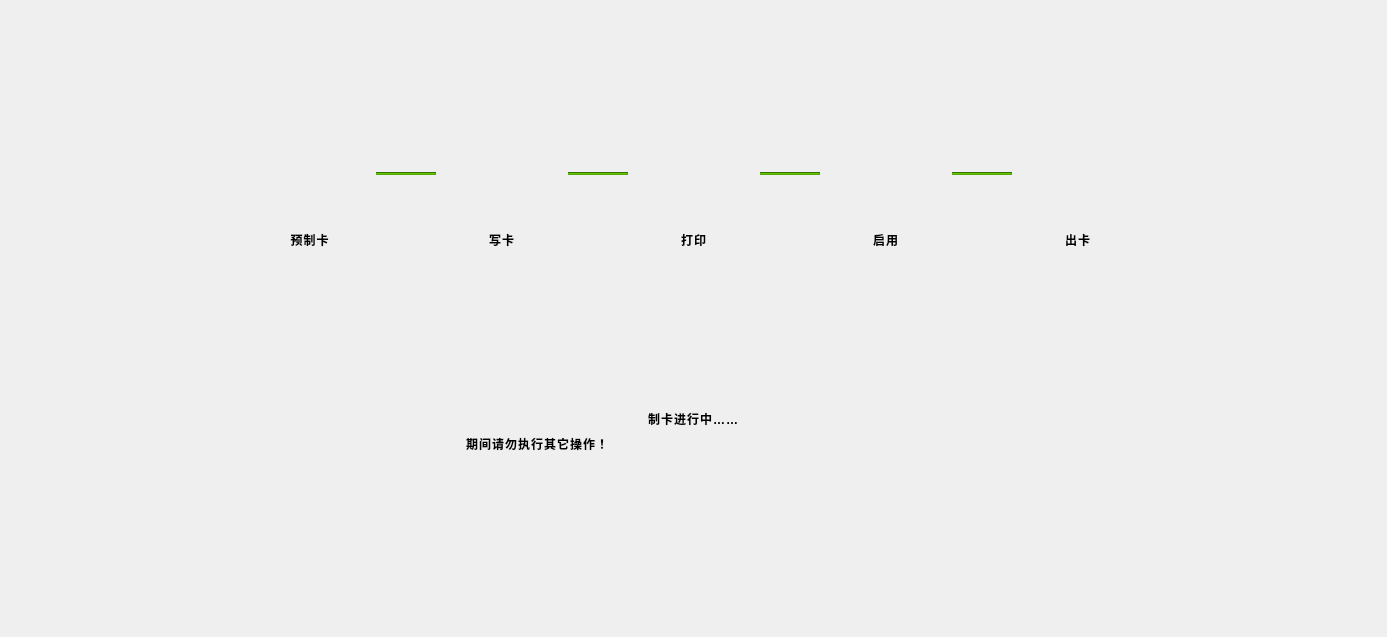
The window that SSCard_System/uc_makecard.ui (leithergit/SSCard_System) describes before a commit, drawn with Qt 5.
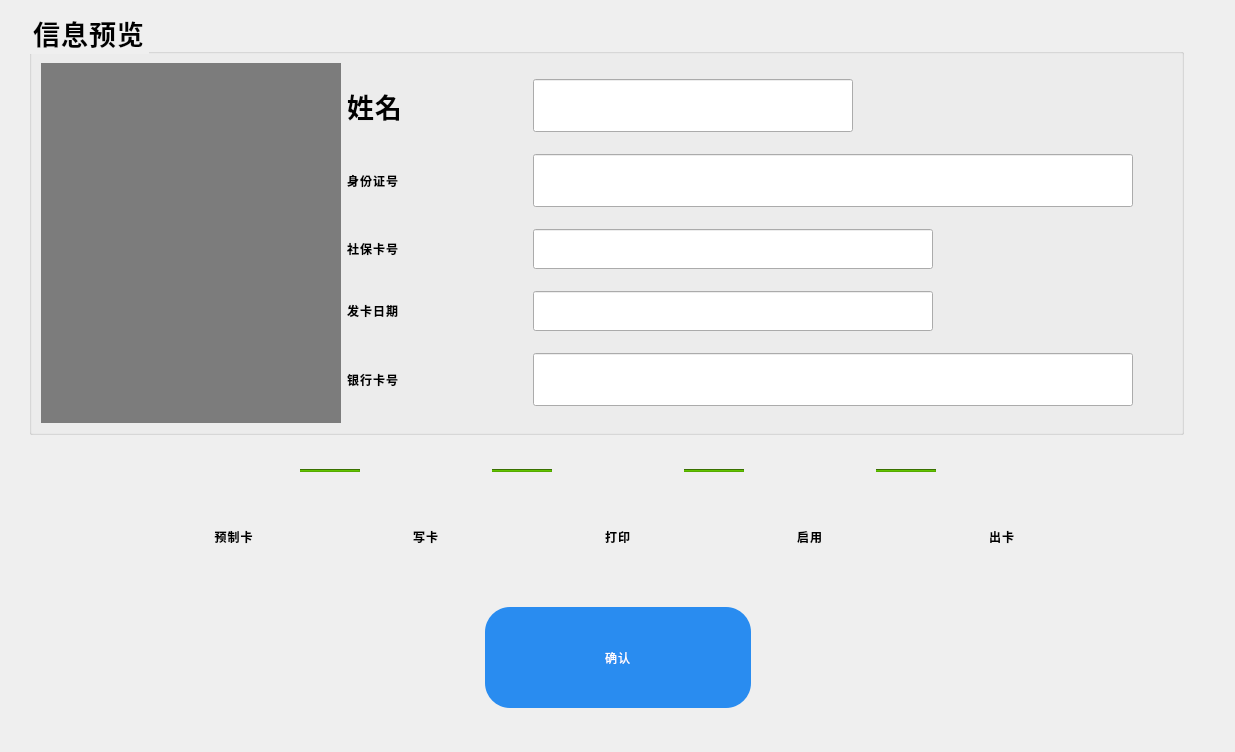
The same window after the commit. Icons and pictures are not drawn.

```diff
--- a/SSCard_System/uc_makecard.ui
+++ b/SSCard_System/uc_makecard.ui
@@ -6,8 +6,8 @@
    <rect>
     <x>0</x>
     <y>0</y>
-    <width>1387</width>
-    <height>637</height>
+    <width>1235</width>
+    <height>752</height>
    </rect>
   </property>
   <property name="minimumSize">
@@ -27,19 +27,358 @@
 color: 0
 </string>
   </property>
-  <layout class="QVBoxLayout" name="verticalLayout_2">
+  <layout class="QVBoxLayout" name="verticalLayout">
    <item>
-    <spacer name="verticalSpacer">
-     <property name="orientation">
-      <enum>Qt::Vertical</enum>
-     </property>
-     <property name="sizeHint" stdset="0">
-      <size>
-       <width>20</width>
-       <height>85</height>
-      </size>
-     </property>
-    </spacer>
+    <layout class="QHBoxLayout" name="horizontalLayout_13">
+     <item>
+      <spacer name="horizontalSpacer_8">
+       <property name="orientation">
+        <enum>Qt::Horizontal</enum>
+       </property>
+       <property name="sizeHint" stdset="0">
+        <size>
+         <width>18</width>
+         <height>20</height>
+        </size>
+       </property>
+      </spacer>
+     </item>
+     <item>
+      <widget class="QGroupBox" name="groupBox">
+       <property name="font">
+        <font>
+         <family>思源黑体 CN Normal</family>
+         <pointsize>20</pointsize>
+         <weight>50</weight>
+         <italic>false</italic>
+         <bold>false</bold>
+        </font>
+       </property>
+       <property name="styleSheet">
+        <string notr="true">font: 20pt &quot;思源黑体 CN Normal&quot;;</string>
+       </property>
+       <property name="title">
+        <string>信息预览</string>
+       </property>
+       <layout class="QHBoxLayout" name="horizontalLayout_19">
+        <item>
+         <widget class="QLabel" name="label_Pohoto">
+          <property name="minimumSize">
+           <size>
+            <width>300</width>
+            <height>360</height>
+           </size>
+          </property>
+          <property name="styleSheet">
+           <string notr="true">background-color: rgb(124, 124, 124);</string>
+          </property>
+          <property name="text">
+           <string/>
+          </property>
+         </widget>
+        </item>
+        <item>
+         <layout class="QVBoxLayout" name="verticalLayout_2">
+          <item>
+           <layout class="QHBoxLayout" name="horizontalLayout">
+            <item>
+             <widget class="QLabel" name="label_3">
+              <property name="minimumSize">
+               <size>
+                <width>180</width>
+                <height>40</height>
+               </size>
+              </property>
+              <property name="font">
+               <font>
+                <family>思源黑体 CN Normal</family>
+                <pointsize>20</pointsize>
+                <weight>50</weight>
+                <italic>false</italic>
+                <bold>false</bold>
+               </font>
+              </property>
+              <property name="text">
+               <string>姓名</string>
+              </property>
+             </widget>
+            </item>
+            <item>
+             <widget class="QLineEdit" name="lineEdit_Name">
+              <property name="minimumSize">
+               <size>
+                <width>320</width>
+                <height>40</height>
+               </size>
+              </property>
+              <property name="font">
+               <font>
+                <family>思源黑体 CN Medium</family>
+                <pointsize>24</pointsize>
+                <weight>7</weight>
+                <italic>false</italic>
+                <bold>false</bold>
+               </font>
+              </property>
+              <property name="styleSheet">
+               <string notr="true">font: 57 24pt &quot;思源黑体 CN Medium&quot;;</string>
+              </property>
+              <property name="text">
+               <string/>
+              </property>
+              <property name="readOnly">
+               <bool>true</bool>
+              </property>
+             </widget>
+            </item>
+            <item>
+             <spacer name="horizontalSpacer">
+              <property name="orientation">
+               <enum>Qt::Horizontal</enum>
+              </property>
+              <property name="sizeHint" stdset="0">
+               <size>
+                <width>40</width>
+                <height>24</height>
+               </size>
+              </property>
+             </spacer>
+            </item>
+           </layout>
+          </item>
+          <item>
+           <layout class="QHBoxLayout" name="horizontalLayout_4">
+            <item>
+             <widget class="QLabel" name="label_4">
+              <property name="minimumSize">
+               <size>
+                <width>180</width>
+                <height>40</height>
+               </size>
+              </property>
+              <property name="text">
+               <string>身份证号</string>
+              </property>
+             </widget>
+            </item>
+            <item>
+             <widget class="QLineEdit" name="lineEdit_CardID">
+              <property name="minimumSize">
+               <size>
+                <width>600</width>
+                <height>40</height>
+               </size>
+              </property>
+              <property name="font">
+               <font>
+                <family>思源黑体 CN Medium</family>
+                <pointsize>24</pointsize>
+                <weight>7</weight>
+                <italic>false</italic>
+                <bold>false</bold>
+               </font>
+              </property>
+              <property name="styleSheet">
+               <string notr="true">font: 57 24pt &quot;思源黑体 CN Medium&quot;;</string>
+              </property>
+              <property name="text">
+               <string/>
+              </property>
+              <property name="readOnly">
+               <bool>true</bool>
+              </property>
+             </widget>
+            </item>
+            <item>
+             <spacer name="horizontalSpacer_10">
+              <property name="orientation">
+               <enum>Qt::Horizontal</enum>
+              </property>
+              <property name="sizeHint" stdset="0">
+               <size>
+                <width>40</width>
+                <height>24</height>
+               </size>
+              </property>
+             </spacer>
+            </item>
+           </layout>
+          </item>
+          <item>
+           <layout class="QHBoxLayout" name="horizontalLayout_16">
+            <item>
+             <widget class="QLabel" name="label_8">
+              <property name="minimumSize">
+               <size>
+                <width>180</width>
+                <height>40</height>
+               </size>
+              </property>
+              <property name="text">
+               <string>社保卡号</string>
+              </property>
+             </widget>
+            </item>
+            <item>
+             <widget class="QLineEdit" name="lineEditl_SSCard">
+              <property name="minimumSize">
+               <size>
+                <width>400</width>
+                <height>40</height>
+               </size>
+              </property>
+              <property name="styleSheet">
+               <string notr="true">font: 57 24pt &quot;思源黑体 CN Medium&quot;;</string>
+              </property>
+              <property name="text">
+               <string/>
+              </property>
+              <property name="readOnly">
+               <bool>true</bool>
+              </property>
+             </widget>
+            </item>
+            <item>
+             <spacer name="horizontalSpacer_11">
+              <property name="orientation">
+               <enum>Qt::Horizontal</enum>
+              </property>
+              <property name="sizeHint" stdset="0">
+               <size>
+                <width>40</width>
+                <height>24</height>
+               </size>
+              </property>
+             </spacer>
+            </item>
+           </layout>
+          </item>
+          <item>
+           <layout class="QHBoxLayout" name="horizontalLayout_17">
+            <item>
+             <widget class="QLabel" name="label_6">
+              <property name="minimumSize">
+               <size>
+                <width>180</width>
+                <height>40</height>
+               </size>
+              </property>
+              <property name="text">
+               <string>发卡日期</string>
+              </property>
+             </widget>
+            </item>
+            <item>
+             <widget class="QLineEdit" name="lineEdit_Datetime">
+              <property name="minimumSize">
+               <size>
+                <width>400</width>
+                <height>40</height>
+               </size>
+              </property>
+              <property name="styleSheet">
+               <string notr="true">font: 57 24pt &quot;思源黑体 CN Medium&quot;;</string>
+              </property>
+              <property name="text">
+               <string/>
+              </property>
+              <property name="readOnly">
+               <bool>true</bool>
+              </property>
+             </widget>
+            </item>
+            <item>
+             <spacer name="horizontalSpacer_12">
+              <property name="orientation">
+               <enum>Qt::Horizontal</enum>
+              </property>
+              <property name="sizeHint" stdset="0">
+               <size>
+                <width>40</width>
+                <height>24</height>
+               </size>
+              </property>
+             </spacer>
+            </item>
+           </layout>
+          </item>
+          <item>
+           <layout class="QHBoxLayout" name="horizontalLayout_18">
+            <item>
+             <widget class="QLabel" name="label_5">
+              <property name="minimumSize">
+               <size>
+                <width>180</width>
+                <height>40</height>
+               </size>
+              </property>
+              <property name="text">
+               <string>银行卡号</string>
+              </property>
+             </widget>
+            </item>
+            <item>
+             <widget class="QLineEdit" name="lineEdit_Bank">
+              <property name="minimumSize">
+               <size>
+                <width>600</width>
+                <height>40</height>
+               </size>
+              </property>
+              <property name="font">
+               <font>
+                <family>思源黑体 CN Medium</family>
+                <pointsize>24</pointsize>
+                <weight>7</weight>
+                <italic>false</italic>
+                <bold>false</bold>
+               </font>
+              </property>
+              <property name="styleSheet">
+               <string notr="true">font: 57 24pt &quot;思源黑体 CN Medium&quot;;</string>
+              </property>
+              <property name="text">
+               <string/>
+              </property>
+              <property name="readOnly">
+               <bool>true</bool>
+              </property>
+             </widget>
+            </item>
+            <item>
+             <spacer name="horizontalSpacer_13">
+              <property name="orientation">
+               <enum>Qt::Horizontal</enum>
+              </property>
+              <property name="sizeHint" stdset="0">
+               <size>
+                <width>40</width>
+                <height>24</height>
+               </size>
+              </property>
+             </spacer>
+            </item>
+           </layout>
+          </item>
+         </layout>
+        </item>
+       </layout>
+      </widget>
+     </item>
+     <item>
+      <spacer name="horizontalSpacer_7">
+       <property name="orientation">
+        <enum>Qt::Horizontal</enum>
+       </property>
+       <property name="sizeHint" stdset="0">
+        <size>
+         <width>40</width>
+         <height>20</height>
+        </size>
+       </property>
+      </spacer>
+     </item>
+    </layout>
    </item>
    <item>
     <layout class="QHBoxLayout" name="horizontalLayout_15">
@@ -496,22 +835,22 @@
     </layout>
    </item>
    <item>
-    <spacer name="verticalSpacer_3">
+    <spacer name="verticalSpacer">
      <property name="orientation">
       <enum>Qt::Vertical</enum>
      </property>
      <property name="sizeHint" stdset="0">
       <size>
        <width>20</width>
-       <height>40</height>
+       <height>30</height>
       </size>
      </property>
     </spacer>
    </item>
    <item>
-    <layout class="QHBoxLayout" name="horizontalLayout_13">
+    <layout class="QHBoxLayout" name="horizontalLayout_12">
      <item>
-      <spacer name="horizontalSpacer_7">
+      <spacer name="horizontalSpacer_5">
        <property name="orientation">
         <enum>Qt::Horizontal</enum>
        </property>
@@ -524,63 +863,31 @@
       </spacer>
      </item>
      <item>
-      <layout class="QVBoxLayout" name="verticalLayout">
-       <item>
-        <layout class="QHBoxLayout" name="horizontalLayout_12">
-         <item>
-          <spacer name="horizontalSpacer_5">
-           <property name="orientation">
-            <enum>Qt::Horizontal</enum>
-           </property>
-           <property name="sizeHint" stdset="0">
-            <size>
-             <width>40</width>
-             <height>20</height>
-            </size>
-           </property>
-          </spacer>
-         </item>
-         <item>
-          <widget class="QLabel" name="label">
-           <property name="styleSheet">
-            <string notr="true">font: 32pt &quot;思源黑体 CN Regular&quot;;
-color: rgb(0, 0, 0);</string>
-           </property>
-           <property name="text">
-            <string>制卡进行中……</string>
-           </property>
-          </widget>
-         </item>
-         <item>
-          <spacer name="horizontalSpacer_6">
-           <property name="orientation">
-            <enum>Qt::Horizontal</enum>
-           </property>
-           <property name="sizeHint" stdset="0">
-            <size>
-             <width>40</width>
-             <height>20</height>
-            </size>
-           </property>
-          </spacer>
-         </item>
-        </layout>
-       </item>
-       <item>
-        <widget class="QLabel" name="label_2">
-         <property name="styleSheet">
-          <string notr="true">font: 32pt &quot;思源黑体 CN Regular&quot;;
-color: rgb(0, 0, 0);</string>
-         </property>
-         <property name="text">
-          <string>期间请勿执行其它操作！</string>
-         </property>
-        </widget>
-       </item>
-      </layout>
+      <widget class="QPushButton" name="pushButton_OK">
+       <property name="minimumSize">
+        <size>
+         <width>266</width>
+         <height>101</height>
+        </size>
+       </property>
+       <property name="styleSheet">
+        <string notr="true">QPushButton{background-color: #298cf0;
+border-radius: 25px;
+font: 57 42px &quot;思源黑体 CN Medium&quot;;
+font-weight: normal;
+line-height: 49px;
+letter-spacing: 1px;
+color: #ffffff;}
+QPushButton:pressed{background:#38a357;}
+</string>
+       </property>
+       <property name="text">
+        <string>确认</string>
+       </property>
+      </widget>
      </item>
      <item>
-      <spacer name="horizontalSpacer_8">
+      <spacer name="horizontalSpacer_6">
        <property name="orientation">
         <enum>Qt::Horizontal</enum>
        </property>
@@ -602,7 +909,7 @@
      <property name="sizeHint" stdset="0">
       <size>
        <width>20</width>
-       <height>173</height>
+       <height>30</height>
       </size>
      </property>
     </spacer>
```
